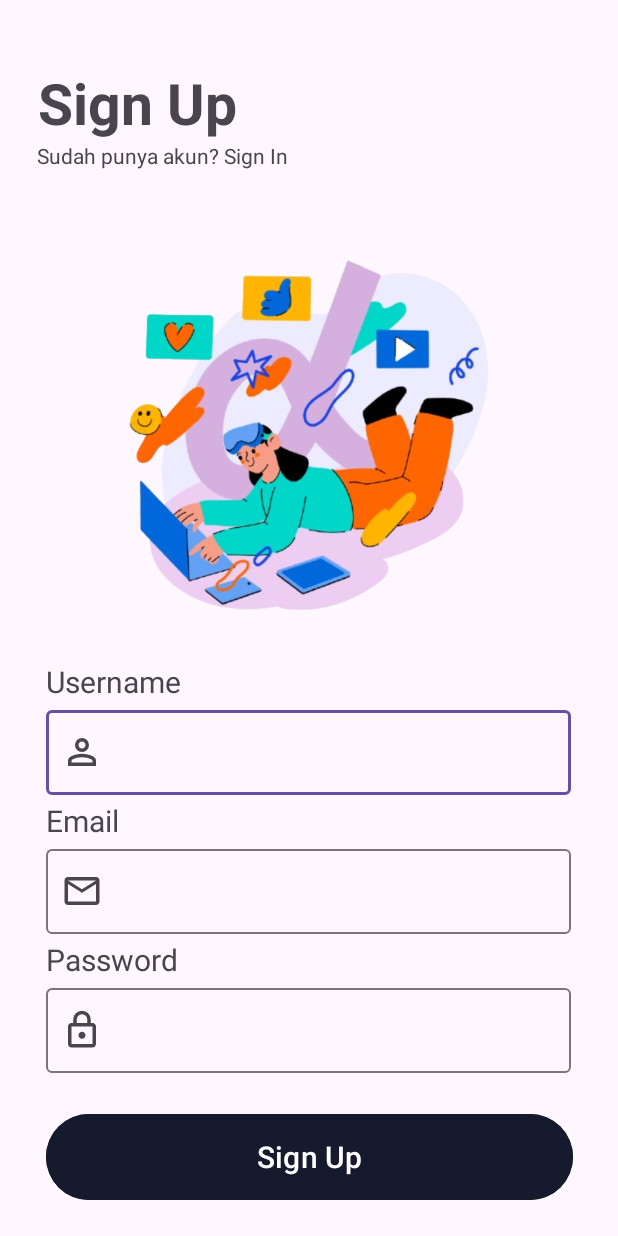
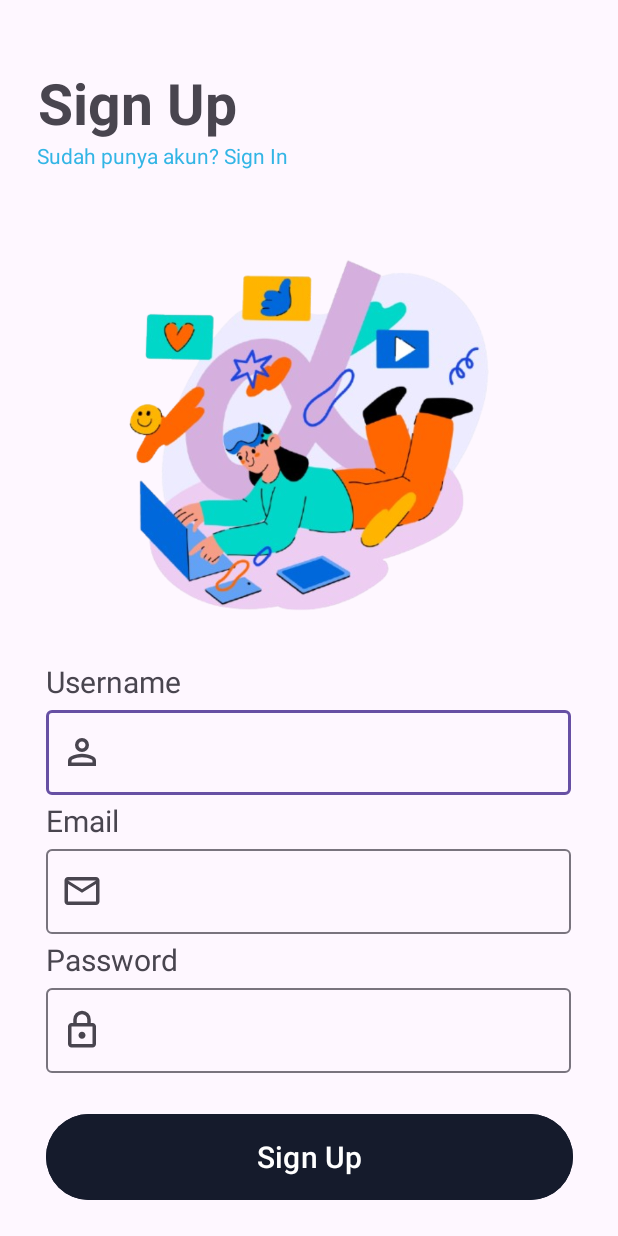
Before and after one commit to muhfadtz/Mobile-OnJasa, an Android app: the screen it shows after launch (SignUpActivity), on a phone screen of 412 x 824 dp. Run offline under Robolectric (Android 15) with nearby library versions, the phone set to English and light mode, and no system bars.

Commit message:
Intent Sign In dan Sign Up

```diff
--- a/app/src/main/java/com/example/onjasa/SignUpActivity.kt
+++ b/app/src/main/java/com/example/onjasa/SignUpActivity.kt
@@ -1,6 +1,8 @@
 package com.example.onjasa
 
+import android.content.Intent
 import android.os.Bundle
+import android.widget.TextView
 import androidx.activity.enableEdgeToEdge
 import androidx.appcompat.app.AppCompatActivity
 import androidx.core.view.ViewCompat
@@ -16,5 +18,14 @@ class SignUpActivity : AppCompatActivity() {
             v.setPadding(systemBars.left, systemBars.top, systemBars.right, systemBars.bottom)
             insets
         }
+
+        val signInTextView: TextView = findViewById(R.id.SignIn)
+
+        // Set klik listener untuk berpindah ke LoginActivity
+        signInTextView.setOnClickListener {
+            val intent = Intent(this, LoginActivity::class.java)
+            startActivity(intent)
+        }
+
     }
 }
--- a/app/src/main/res/layout/activity_login.xml
+++ b/app/src/main/res/layout/activity_login.xml
@@ -21,9 +21,11 @@
         app:layout_constraintVertical_bias="0.055" />
 
     <TextView
+        android:id="@+id/SignUp"
         android:layout_width="wrap_content"
         android:layout_height="wrap_content"
         android:text="Belum punya akun? Daftar"
+        android:textColor="@android:color/holo_blue_light"
         app:layout_constraintEnd_toEndOf="parent"
         app:layout_constraintHorizontal_bias="0.104"
         app:layout_constraintStart_toStartOf="parent"
--- a/app/src/main/res/layout/activity_sign_up.xml
+++ b/app/src/main/res/layout/activity_sign_up.xml
@@ -7,9 +7,13 @@
     tools:context=".LoginActivity">
 
     <TextView
+        android:id="@+id/SignIn"
         android:layout_width="wrap_content"
         android:layout_height="wrap_content"
         android:text="Sudah punya akun? Sign In"
+        android:textColor="@android:color/holo_blue_light"
+        android:clickable="true"
+        android:focusable="true"
         app:layout_constraintEnd_toEndOf="parent"
         app:layout_constraintHorizontal_bias="0.102"
         app:layout_constraintStart_toStartOf="parent"
```
Also changed, not shown: app/src/main/java/com/example/onjasa/LoginActivity.kt (+14 -0 lines).
